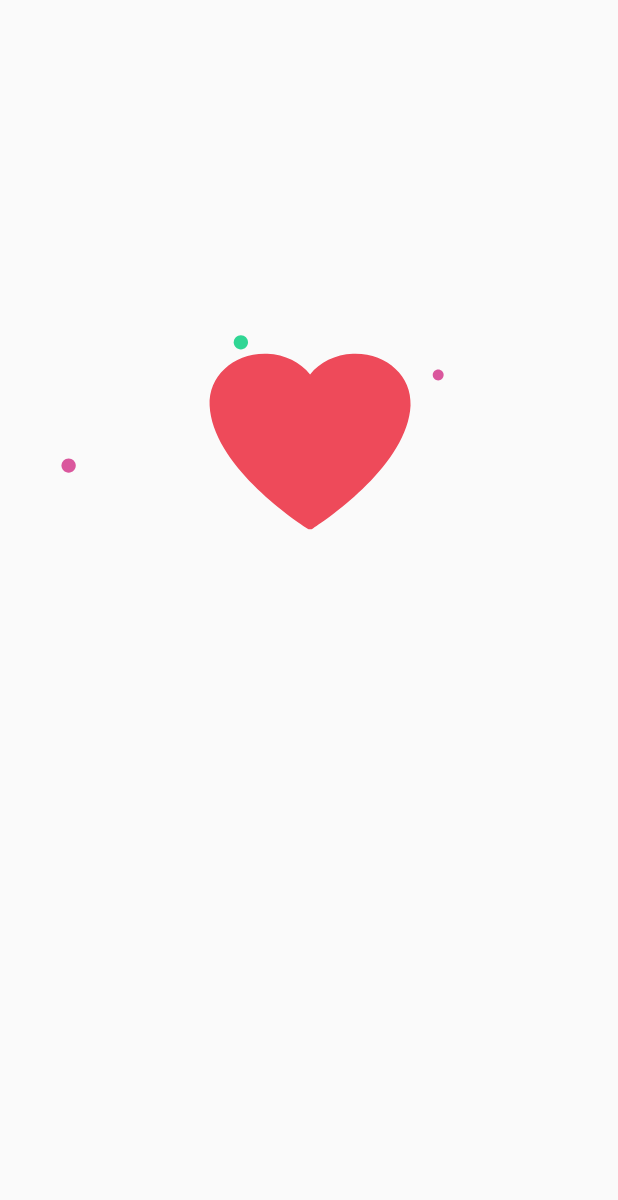
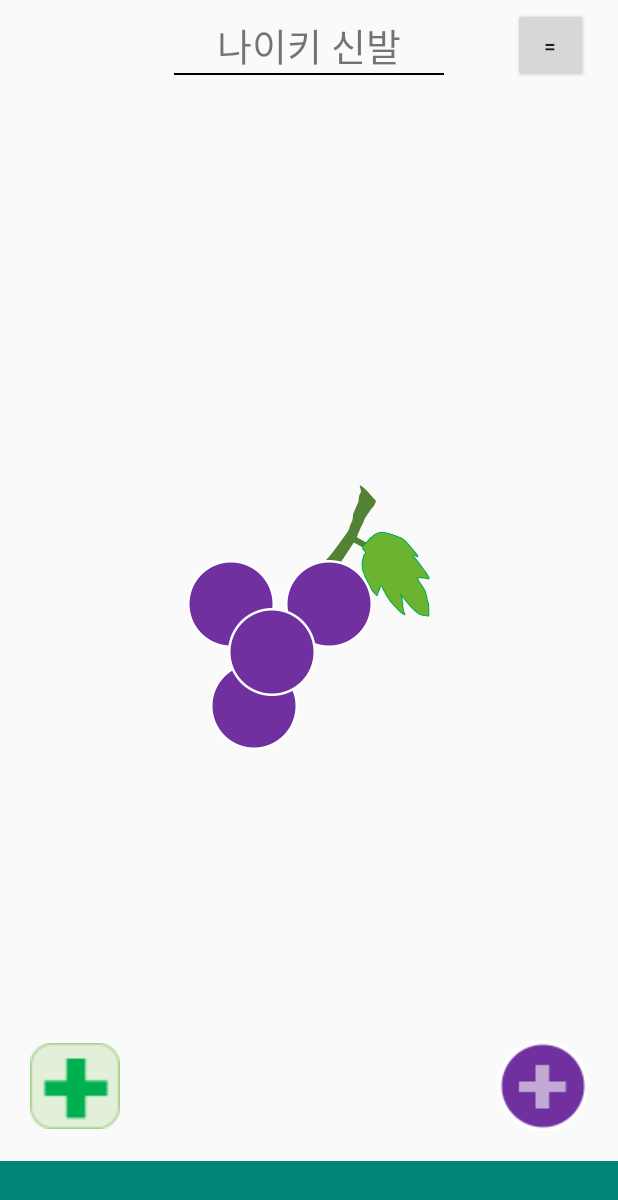
Before and after one commit to racheland/mangobongo, an Android app: the layout activity_main.xml on its own in the app's theme, with its tools: preview values and no code run, on a phone screen of 412 x 824 dp. Shown: the top 1200 px of the screen. Run offline under Robolectric (Android 15) with nearby library versions, the phone set to English and light mode, and no system bars.

Commit message:
- 스플레쉬 액티비티 뷰 생성 - 메인 액티비티 뷰 생성 - 스플레쉬 -> 메인 액티비티 연결 - 기본 레이아웃 세팅

```diff
--- a/app/build.gradle
+++ b/app/build.gradle
@@ -16,6 +16,7 @@ android {
             proguardFiles getDefaultProguardFile('proguard-android.txt'), 'proguard-rules.pro'
         }
     }
+    sourceSets { main { res.srcDirs = ['src/main/res', 'src/main/res/drawable-xxhdpi'] } }
 }
 
 dependencies {
@@ -27,7 +28,7 @@ dependencies {
     androidTestImplementation 'com.android.support.test.espresso:espresso-core:3.0.2'
     implementation 'com.android.support:support-dynamic-animation:28.0.0'
 
-    implementation ('com.airbnb.android:lottie:2.7.0') {
+    implementation('com.airbnb.android:lottie:2.7.0') {
         exclude group: 'com.android.support', module: 'support-v7'
         exclude group: 'com.android.support', module: 'support-v4'
         exclude group: 'com.android.support', module: 'design'
--- a/app/src/main/java/com/example/rachel/nicegrape/MainActivity.java
+++ b/app/src/main/java/com/example/rachel/nicegrape/MainActivity.java
@@ -1,8 +1,10 @@
 package com.example.rachel.nicegrape;
 
+import android.graphics.Paint;
 import android.os.Bundle;
 import android.support.annotation.Nullable;
 import android.support.v7.app.AppCompatActivity;
+import android.widget.TextView;
 
 public class MainActivity extends AppCompatActivity {
 
@@ -10,8 +12,6 @@ public class MainActivity extends AppCompatActivity {
     protected void onCreate(@Nullable Bundle savedInstanceState) {
         super.onCreate(savedInstanceState);
         setContentView(R.layout.activity_main);
-
-
     }
 
 }
--- a/app/src/main/res/layout/activity_main.xml
+++ b/app/src/main/res/layout/activity_main.xml
@@ -1,17 +1,71 @@
 <?xml version="1.0" encoding="utf-8"?>
 <RelativeLayout xmlns:android="http://schemas.android.com/apk/res/android"
-    xmlns:app="http://schemas.android.com/apk/res-auto"
     xmlns:tools="http://schemas.android.com/tools"
     android:layout_width="match_parent"
     android:layout_height="match_parent"
     tools:context=".MainActivity">
 
-    <com.airbnb.lottie.LottieAnimationView
-        android:id="@+id/animation_view"
+    <RelativeLayout
         android:layout_width="wrap_content"
         android:layout_height="wrap_content"
-        app:lottie_rawRes="@raw/heart"
-        app:lottie_loop="true"
-        app:lottie_autoPlay="true" />
+        android:layout_centerHorizontal="true"
+        android:layout_marginTop="10dp">
+
+        <TextView
+            android:id="@+id/main_purpose_txtv"
+            android:layout_width="wrap_content"
+            android:layout_height="wrap_content"
+            android:textSize="25dp"
+            android:layout_centerInParent="true"
+            android:text="@string/main_purpose" />
+
+        <View
+            android:layout_below="@+id/main_purpose_txtv"
+            android:layout_width="180dp"
+            android:background="@android:color/black"
+            android:layout_height="1dp"/>
+
+
+    </RelativeLayout>
+
+    <Button
+        android:layout_alignParentRight="true"
+        android:text="="
+        android:layout_width="50dp"
+        android:layout_height="50dp"
+        android:layout_marginRight="20dp"
+        android:layout_marginTop="5dp"
+        android:id="@+id/main_menu"/>
+
+    <View
+        android:layout_alignParentBottom="true"
+        android:layout_width="match_parent"
+        android:layout_height="50dp"
+        android:background="@color/colorPrimary"/>
+
+    <include layout="@layout/layout_grape_item"
+        android:layout_width="wrap_content"
+        android:layout_height="wrap_content"
+        android:layout_centerInParent="true"/>
+
+    <ImageView
+        android:layout_width="60dp"
+        android:layout_height="60dp"
+        android:src="@drawable/add_grape_1"
+        android:layout_alignParentBottom="true"
+        android:layout_marginBottom="70dp"
+        android:layout_alignParentRight="true"
+        android:layout_marginRight="20dp"
+        android:id="@+id/add_grape_1"/>
+
+    <ImageView
+        android:layout_width="60dp"
+        android:layout_height="60dp"
+        android:src="@drawable/add_grape"
+        android:layout_alignParentBottom="true"
+        android:layout_marginBottom="70dp"
+        android:layout_alignParentLeft="true"
+        android:layout_marginLeft="20dp"
+        android:id="@+id/add_grape"/>
 
 </RelativeLayout>
--- /dev/null
+++ b/app/src/main/res/layout/layout_grape_item.xml
@@ -0,0 +1,64 @@
+<?xml version="1.0" encoding="utf-8"?>
+<RelativeLayout
+    xmlns:android="http://schemas.android.com/apk/res/android" android:layout_width="match_parent"
+    android:layout_height="match_parent">
+
+    <ImageView
+        android:layout_width="wrap_content"
+        android:layout_height="wrap_content"
+        android:layout_alignParentStart="true"
+        android:layout_alignParentLeft="true"
+        android:layout_alignParentTop="true"
+        android:layout_marginStart="83dp"
+        android:layout_marginLeft="83dp"
+        android:src="@drawable/grapeleaf" />
+
+    <RelativeLayout
+        android:layout_width="wrap_content"
+        android:layout_height="wrap_content"
+        android:layout_alignParentStart="true"
+        android:layout_alignParentTop="true"
+        android:layout_marginStart="0dp"
+        android:layout_marginTop="50dp">
+
+        <ImageView
+            android:layout_width="wrap_content"
+            android:layout_height="wrap_content"
+            android:src="@drawable/grape_1" />
+
+        <ImageView
+            android:layout_width="wrap_content"
+            android:layout_height="wrap_content"
+            android:layout_alignParentStart="true"
+            android:layout_alignParentLeft="true"
+            android:layout_marginStart="65dp"
+            android:layout_marginLeft="65dp"
+            android:src="@drawable/grape_1" />
+
+        <ImageView
+            android:layout_width="wrap_content"
+            android:layout_height="wrap_content"
+            android:layout_alignParentStart="true"
+            android:layout_alignParentLeft="true"
+            android:layout_alignParentTop="true"
+            android:layout_marginStart="15dp"
+            android:layout_marginLeft="15dp"
+            android:layout_marginTop="68dp"
+            android:src="@drawable/grape_1" />
+
+        <ImageView
+            android:layout_width="wrap_content"
+            android:layout_height="wrap_content"
+            android:layout_alignParentStart="true"
+            android:layout_alignParentLeft="true"
+            android:layout_alignParentTop="true"
+            android:layout_marginStart="27dp"
+            android:layout_marginLeft="27dp"
+            android:layout_marginTop="32dp"
+            android:src="@drawable/grape_1" />
+
+
+    </RelativeLayout>
+
+
+</RelativeLayout>
--- a/app/src/main/res/values/colors.xml
+++ b/app/src/main/res/values/colors.xml
@@ -1,6 +1,9 @@
 <?xml version="1.0" encoding="utf-8"?>
 <resources>
+    <color name="intro_background">#f9f7ed</color>
     <color name="colorPrimary">#008577</color>
     <color name="colorPrimaryDark">#00574B</color>
     <color name="colorAccent">#D81B60</color>
+    <color name="name_color">#2121a8</color>
+    <color name="intro_enter">#f7e6a8</color>
 </resources>
--- a/app/src/main/res/values/strings.xml
+++ b/app/src/main/res/values/strings.xml
@@ -1,3 +1,8 @@
 <resources>
     <string name="app_name">Nice grape</string>
+    <string name="intro_description">칭찬 포도알스티커를 적립해주세요</string>
+    <string name="intro_welcome">\u0020네 착한 포도나무</string>
+    <string name="intro_enter"> 놀러가기 </string>
+    <string name="main_purpose"> 나이키 신발 </string>
+
 </resources>
```
Also changed, not shown: app/src/main/AndroidManifest.xml (+5 -2 lines), app/src/main/java/com/example/rachel/nicegrape/SplashActivity.java (added, +20 -0 lines), app/src/main/res/layout/splash_activity.xml (added, +68 -0 lines), app/src/main/res/drawable-xxhdpi/add_grape.png (added), app/src/main/res/drawable-xxhdpi/add_grape_1.png (added), app/src/main/res/drawable-xxhdpi/grape_1.png (added), app/src/main/res/drawable-xxhdpi/grape_20.png (added), app/src/main/res/drawable-xxhdpi/grapeleaf.png (added).
